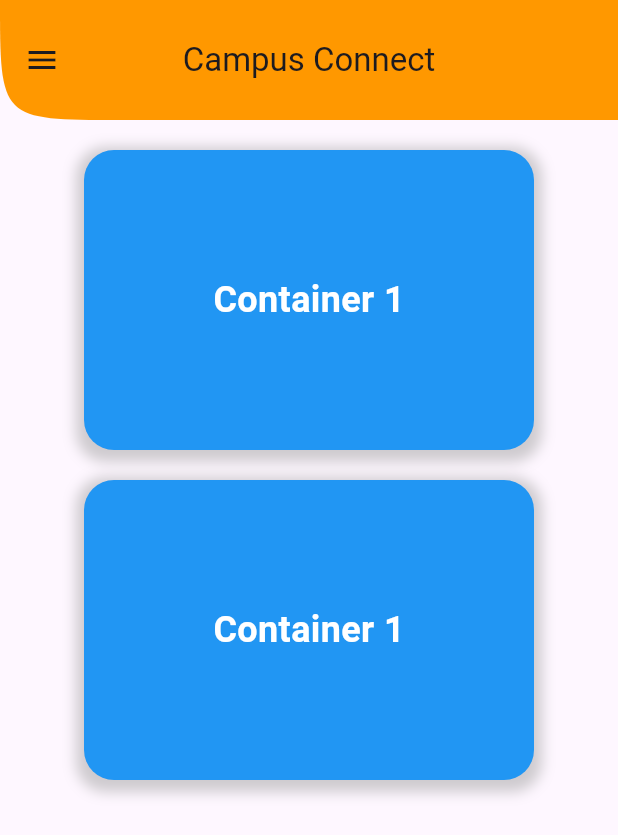
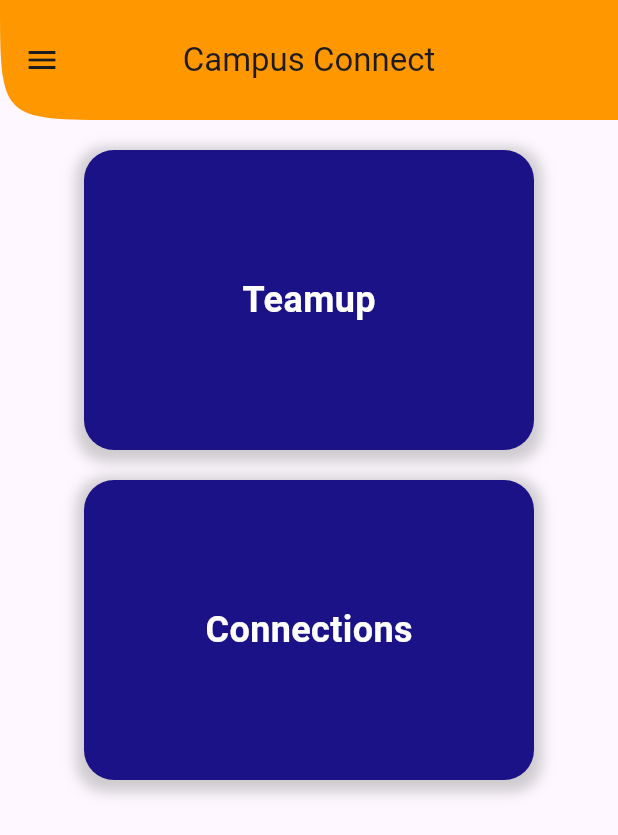
Before and after one commit to brohan2/CampusConnect, a Flutter app: the Home screen opened by its route, on a phone screen of 412 x 824 dp. Shown: the top 835 px of the screen. Run offline on Flutter 3.47's test engine with Material 3 defaults, Android fonts, the phone set to English and light mode, and no system bars; our stand-ins replace firebase_auth, firebase_core, google_nav_bar; accounts and stored records are empty.

Commit message:
auth completed and changes in home.dart

```diff
--- a/lib/screens/home.dart
+++ b/lib/screens/home.dart
@@ -1,11 +1,12 @@
+import 'package:campusconnect/screens/teamup.dart';
 import 'package:campusconnect/utilities/topnavbar.dart';
 import 'package:flutter/cupertino.dart';
 import 'package:flutter/material.dart';
 import 'dart:io' show Platform;
-import 'package:campusconnect/utilities/search_bar.dart';
+// import 'package:campusconnect/utilities/search_bar.dart';
 import 'package:campusconnect/utilities/sidebar_drawer.dart';
-import 'package:campusconnect/utilities/feild_selection.dart';
-import 'package:campusconnect/utilities/project_listing.dart';
+// import 'package:campusconnect/utilities/feild_selection.dart';
+// import 'package:campusconnect/utilities/project_listing.dart';
 import 'package:flutter/rendering.dart';
 import 'package:flutter/widgets.dart';
 class Home extends StatelessWidget {
@@ -24,14 +25,18 @@ class Home extends StatelessWidget {
       body: Column(
         children: [
           SizedBox(height: 20,),
-          LandingPage(),
-          LandingPage(),
+          LandingPage(title: "Teamup",color:"blue"),
+          LandingPage(title : "Connections",color:"red"),
         ],
       ),
     );
   }
 }
 class LandingPage extends StatelessWidget {
+  final String title;
+  final String color;
+  LandingPage({required this.title , required this.color});
+
   @override
   Widget build(BuildContext context) {
     return Center(
@@ -40,14 +45,17 @@ class LandingPage extends StatelessWidget {
         children: [
           GestureDetector(
             onTap: () {
-                // Handle container 1 click
-                print('Container 1 clicked!');
-              },
+              // Handle container click
+              print('$title clicked!');
+            Navigator.push(
+                  context,
+                  MaterialPageRoute(builder: (context) => Teamup()),
+                );            },
             child: Container(
               width: 300,
               height: 200,
               decoration: BoxDecoration(
-                  color: Colors.blue,
+                color: Color.fromARGB(255, 26, 18, 134),
                 borderRadius: BorderRadius.circular(20),
                 boxShadow: [
                   BoxShadow(
@@ -60,7 +68,7 @@ class LandingPage extends StatelessWidget {
               ),
               child: Center(
                 child: Text(
-                    'Container 1',
+                  title,
                   style: TextStyle(
                     fontSize: 24,
                     color: Colors.white,
@@ -71,10 +79,8 @@ class LandingPage extends StatelessWidget {
             ),
           ),
           SizedBox(height: 20),
-
         ],
       ),
     );
-
   }
 }
--- a/lib/screens/sign_up.dart
+++ b/lib/screens/sign_up.dart
@@ -1,4 +1,4 @@
-import 'dart:ffi';
+// import 'dart:ffi';
 
 import 'package:campusconnect/Firebase/firebase_auth.dart';
 import 'package:campusconnect/screens/home.dart';
```
Lines whose indentation alone changed are shown as unchanged.
